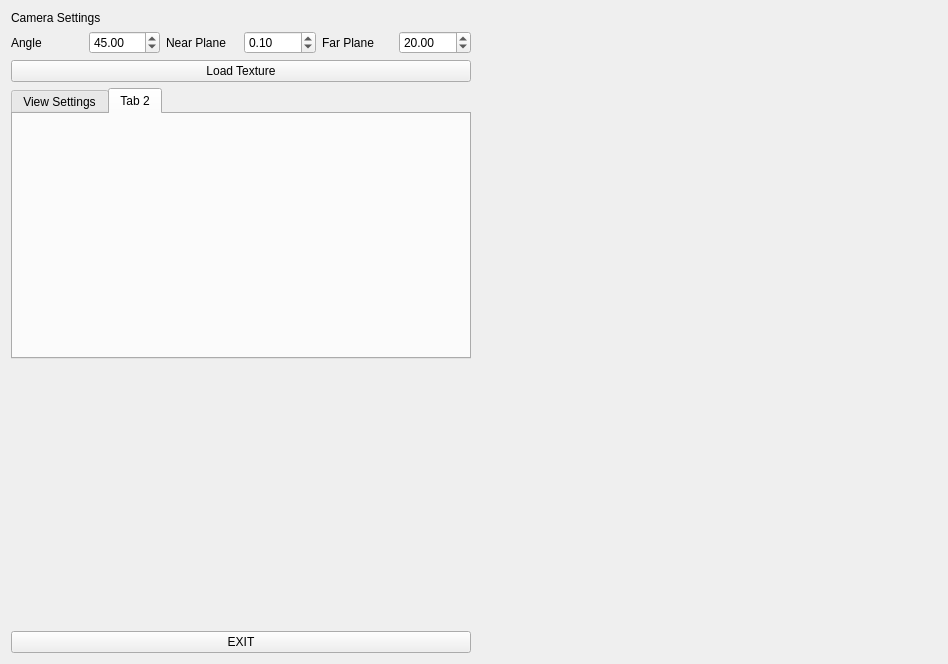
First picture: the form in mainwindow.ui, repository oneman72hourgamejam/GOEngine, before the edit.
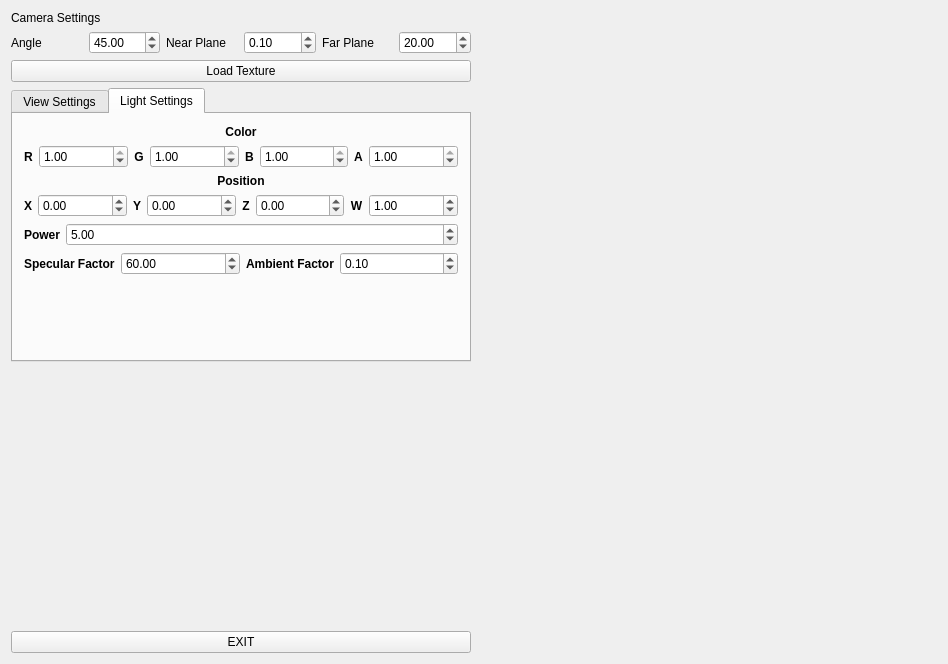
Second picture: the form after the edit. The open tabs and pages were chosen to show the change. Custom widgets are drawn as their Qt base class.

Commit message: controls for light's position, color, power and material's ambient, specular factors

Diff of the .ui file:
```diff
--- a/mainwindow.ui
+++ b/mainwindow.ui
@@ -264,8 +264,432 @@
           </widget>
           <widget class="QWidget" name="tab_2">
            <attribute name="title">
-            <string>Tab 2</string>
+            <string>Light Settings</string>
            </attribute>
+           <layout class="QVBoxLayout" name="verticalLayout_5">
+            <item>
+             <widget class="QLabel" name="label_14">
+              <property name="font">
+               <font>
+                <weight>75</weight>
+                <bold>true</bold>
+               </font>
+              </property>
+              <property name="text">
+               <string>Color</string>
+              </property>
+              <property name="alignment">
+               <set>Qt::AlignCenter</set>
+              </property>
+             </widget>
+            </item>
+            <item>
+             <layout class="QHBoxLayout" name="horizontalLayout_5">
+              <item>
+               <widget class="QLabel" name="label_10">
+                <property name="sizePolicy">
+                 <sizepolicy hsizetype="Maximum" vsizetype="Preferred">
+                  <horstretch>0</horstretch>
+                  <verstretch>0</verstretch>
+                 </sizepolicy>
+                </property>
+                <property name="font">
+                 <font>
+                  <weight>75</weight>
+                  <bold>true</bold>
+                 </font>
+                </property>
+                <property name="text">
+                 <string>R</string>
+                </property>
+                <property name="alignment">
+                 <set>Qt::AlignCenter</set>
+                </property>
+               </widget>
+              </item>
+              <item>
+               <widget class="QDoubleSpinBox" name="lightColorR">
+                <property name="maximum">
+                 <double>1.000000000000000</double>
+                </property>
+                <property name="singleStep">
+                 <double>0.010000000000000</double>
+                </property>
+                <property name="value">
+                 <double>1.000000000000000</double>
+                </property>
+               </widget>
+              </item>
+              <item>
+               <widget class="QLabel" name="label_11">
+                <property name="sizePolicy">
+                 <sizepolicy hsizetype="Maximum" vsizetype="Preferred">
+                  <horstretch>0</horstretch>
+                  <verstretch>0</verstretch>
+                 </sizepolicy>
+                </property>
+                <property name="font">
+                 <font>
+                  <weight>75</weight>
+                  <bold>true</bold>
+                 </font>
+                </property>
+                <property name="text">
+                 <string>G</string>
+                </property>
+                <property name="alignment">
+                 <set>Qt::AlignCenter</set>
+                </property>
+               </widget>
+              </item>
+              <item>
+               <widget class="QDoubleSpinBox" name="lightColorG">
+                <property name="maximum">
+                 <double>1.000000000000000</double>
+                </property>
+                <property name="singleStep">
+                 <double>0.010000000000000</double>
+                </property>
+                <property name="value">
+                 <double>1.000000000000000</double>
+                </property>
+               </widget>
+              </item>
+              <item>
+               <widget class="QLabel" name="label_12">
+                <property name="sizePolicy">
+                 <sizepolicy hsizetype="Maximum" vsizetype="Preferred">
+                  <horstretch>0</horstretch>
+                  <verstretch>0</verstretch>
+                 </sizepolicy>
+                </property>
+                <property name="font">
+                 <font>
+                  <weight>75</weight>
+                  <bold>true</bold>
+                 </font>
+                </property>
+                <property name="text">
+                 <string>B</string>
+                </property>
+                <property name="alignment">
+                 <set>Qt::AlignCenter</set>
+                </property>
+               </widget>
+              </item>
+              <item>
+               <widget class="QDoubleSpinBox" name="lightColorB">
+                <property name="maximum">
+                 <double>1.000000000000000</double>
+                </property>
+                <property name="singleStep">
+                 <double>0.010000000000000</double>
+                </property>
+                <property name="value">
+                 <double>1.000000000000000</double>
+                </property>
+               </widget>
+              </item>
+              <item>
+               <widget class="QLabel" name="label_13">
+                <property name="sizePolicy">
+                 <sizepolicy hsizetype="Maximum" vsizetype="Preferred">
+                  <horstretch>0</horstretch>
+                  <verstretch>0</verstretch>
+                 </sizepolicy>
+                </property>
+                <property name="font">
+                 <font>
+                  <weight>75</weight>
+                  <bold>true</bold>
+                 </font>
+                </property>
+                <property name="text">
+                 <string>A</string>
+                </property>
+                <property name="alignment">
+                 <set>Qt::AlignCenter</set>
+                </property>
+               </widget>
+              </item>
+              <item>
+               <widget class="QDoubleSpinBox" name="lightColorA">
+                <property name="maximum">
+                 <double>1.000000000000000</double>
+                </property>
+                <property name="singleStep">
+                 <double>0.010000000000000</double>
+                </property>
+                <property name="value">
+                 <double>1.000000000000000</double>
+                </property>
+               </widget>
+              </item>
+             </layout>
+            </item>
+            <item>
+             <widget class="QLabel" name="label_15">
+              <property name="font">
+               <font>
+                <weight>75</weight>
+                <bold>true</bold>
+               </font>
+              </property>
+              <property name="text">
+               <string>Position</string>
+              </property>
+              <property name="alignment">
+               <set>Qt::AlignCenter</set>
+              </property>
+             </widget>
+            </item>
+            <item>
+             <layout class="QHBoxLayout" name="horizontalLayout_6">
+              <item>
+               <widget class="QLabel" name="label_16">
+                <property name="sizePolicy">
+                 <sizepolicy hsizetype="Maximum" vsizetype="Preferred">
+                  <horstretch>0</horstretch>
+                  <verstretch>0</verstretch>
+                 </sizepolicy>
+                </property>
+                <property name="font">
+                 <font>
+                  <weight>75</weight>
+                  <bold>true</bold>
+                 </font>
+                </property>
+                <property name="text">
+                 <string>X</string>
+                </property>
+                <property name="alignment">
+                 <set>Qt::AlignCenter</set>
+                </property>
+               </widget>
+              </item>
+              <item>
+               <widget class="QDoubleSpinBox" name="lightPosX">
+                <property name="minimum">
+                 <double>-10.000000000000000</double>
+                </property>
+               </widget>
+              </item>
+              <item>
+               <widget class="QLabel" name="label_17">
+                <property name="sizePolicy">
+                 <sizepolicy hsizetype="Maximum" vsizetype="Preferred">
+                  <horstretch>0</horstretch>
+                  <verstretch>0</verstretch>
+                 </sizepolicy>
+                </property>
+                <property name="font">
+                 <font>
+                  <weight>75</weight>
+                  <bold>true</bold>
+                 </font>
+                </property>
+                <property name="text">
+                 <string>Y</string>
+                </property>
+                <property name="alignment">
+                 <set>Qt::AlignCenter</set>
+                </property>
+               </widget>
+              </item>
+              <item>
+               <widget class="QDoubleSpinBox" name="lightPosY">
+                <property name="minimum">
+                 <double>-10.000000000000000</double>
+                </property>
+               </widget>
+              </item>
+              <item>
+               <widget class="QLabel" name="label_18">
+                <property name="sizePolicy">
+                 <sizepolicy hsizetype="Maximum" vsizetype="Preferred">
+                  <horstretch>0</horstretch>
+                  <verstretch>0</verstretch>
+                 </sizepolicy>
+                </property>
+                <property name="font">
+                 <font>
+                  <weight>75</weight>
+                  <bold>true</bold>
+                 </font>
+                </property>
+                <property name="text">
+                 <string>Z</string>
+                </property>
+                <property name="alignment">
+                 <set>Qt::AlignCenter</set>
+                </property>
+               </widget>
+              </item>
+              <item>
+               <widget class="QDoubleSpinBox" name="lightPosZ">
+                <property name="minimum">
+                 <double>-10.000000000000000</double>
+                </property>
+                <property name="maximum">
+                 <double>10.000000000000000</double>
+                </property>
+               </widget>
+              </item>
+              <item>
+               <widget class="QLabel" name="label_22">
+                <property name="sizePolicy">
+                 <sizepolicy hsizetype="Maximum" vsizetype="Preferred">
+                  <horstretch>0</horstretch>
+                  <verstretch>0</verstretch>
+                 </sizepolicy>
+                </property>
+                <property name="font">
+                 <font>
+                  <weight>75</weight>
+                  <bold>true</bold>
+                 </font>
+                </property>
+                <property name="text">
+                 <string>W</string>
+                </property>
+                <property name="alignment">
+                 <set>Qt::AlignCenter</set>
+                </property>
+               </widget>
+              </item>
+              <item>
+               <widget class="QDoubleSpinBox" name="lightPosW">
+                <property name="minimum">
+                 <double>-10.000000000000000</double>
+                </property>
+                <property name="maximum">
+                 <double>10.000000000000000</double>
+                </property>
+                <property name="value">
+                 <double>1.000000000000000</double>
+                </property>
+               </widget>
+              </item>
+             </layout>
+            </item>
+            <item>
+             <layout class="QHBoxLayout" name="horizontalLayout_7">
+              <item>
+               <widget class="QLabel" name="label_19">
+                <property name="sizePolicy">
+                 <sizepolicy hsizetype="Maximum" vsizetype="Preferred">
+                  <horstretch>0</horstretch>
+                  <verstretch>0</verstretch>
+                 </sizepolicy>
+                </property>
+                <property name="font">
+                 <font>
+                  <weight>75</weight>
+                  <bold>true</bold>
+                 </font>
+                </property>
+                <property name="text">
+                 <string>Power</string>
+                </property>
+                <property name="alignment">
+                 <set>Qt::AlignCenter</set>
+                </property>
+               </widget>
+              </item>
+              <item>
+               <widget class="QDoubleSpinBox" name="lightPower">
+                <property name="maximum">
+                 <double>20.000000000000000</double>
+                </property>
+                <property name="singleStep">
+                 <double>1.000000000000000</double>
+                </property>
+                <property name="value">
+                 <double>5.000000000000000</double>
+                </property>
+               </widget>
+              </item>
+             </layout>
+            </item>
+            <item>
+             <layout class="QHBoxLayout" name="horizontalLayout_8">
+              <item>
+               <widget class="QLabel" name="label_20">
+                <property name="sizePolicy">
+                 <sizepolicy hsizetype="Maximum" vsizetype="Preferred">
+                  <horstretch>0</horstretch>
+                  <verstretch>0</verstretch>
+                 </sizepolicy>
+                </property>
+                <property name="font">
+                 <font>
+                  <weight>75</weight>
+                  <bold>true</bold>
+                 </font>
+                </property>
+                <property name="text">
+                 <string>Specular Factor</string>
+                </property>
+               </widget>
+              </item>
+              <item>
+               <widget class="QDoubleSpinBox" name="specularFactor">
+                <property name="maximum">
+                 <double>100.000000000000000</double>
+                </property>
+                <property name="value">
+                 <double>60.000000000000000</double>
+                </property>
+               </widget>
+              </item>
+              <item>
+               <widget class="QLabel" name="label_21">
+                <property name="sizePolicy">
+                 <sizepolicy hsizetype="Maximum" vsizetype="Preferred">
+                  <horstretch>0</horstretch>
+                  <verstretch>0</verstretch>
+                 </sizepolicy>
+                </property>
+                <property name="font">
+                 <font>
+                  <weight>75</weight>
+                  <bold>true</bold>
+                 </font>
+                </property>
+                <property name="text">
+                 <string>Ambient Factor</string>
+                </property>
+               </widget>
+              </item>
+              <item>
+               <widget class="QDoubleSpinBox" name="ambientFactor">
+                <property name="maximum">
+                 <double>10.000000000000000</double>
+                </property>
+                <property name="singleStep">
+                 <double>0.010000000000000</double>
+                </property>
+                <property name="value">
+                 <double>0.100000000000000</double>
+                </property>
+               </widget>
+              </item>
+             </layout>
+            </item>
+            <item>
+             <spacer name="verticalSpacer_3">
+              <property name="orientation">
+               <enum>Qt::Vertical</enum>
+              </property>
+              <property name="sizeHint" stdset="0">
+               <size>
+                <width>20</width>
+                <height>72</height>
+               </size>
+              </property>
+             </spacer>
+            </item>
+           </layout>
           </widget>
          </widget>
         </item>
```
Left out of the diff: 18 changed lines with no effect on the pictures. The commit also changes 5 other files.
